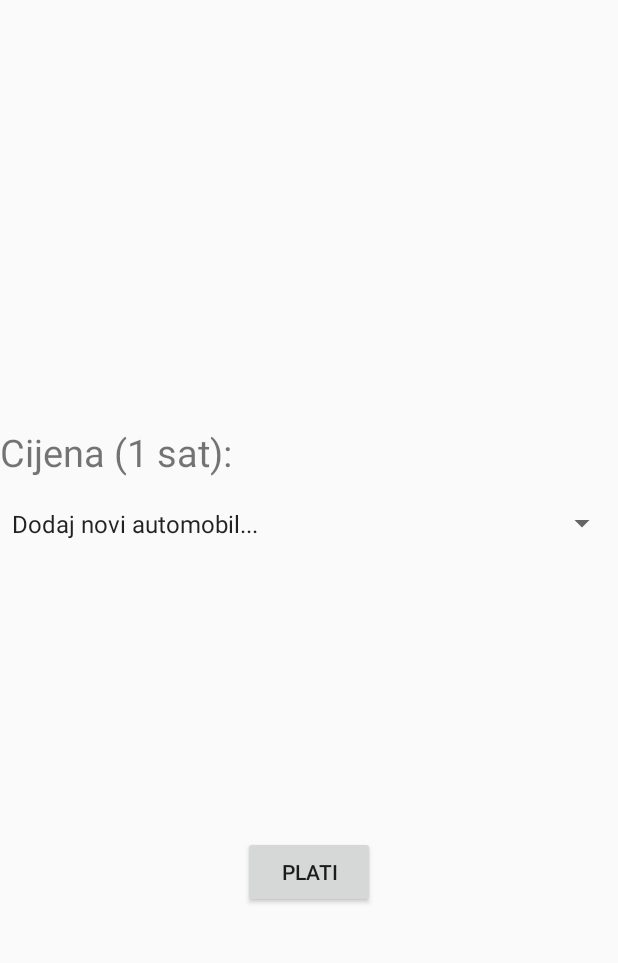
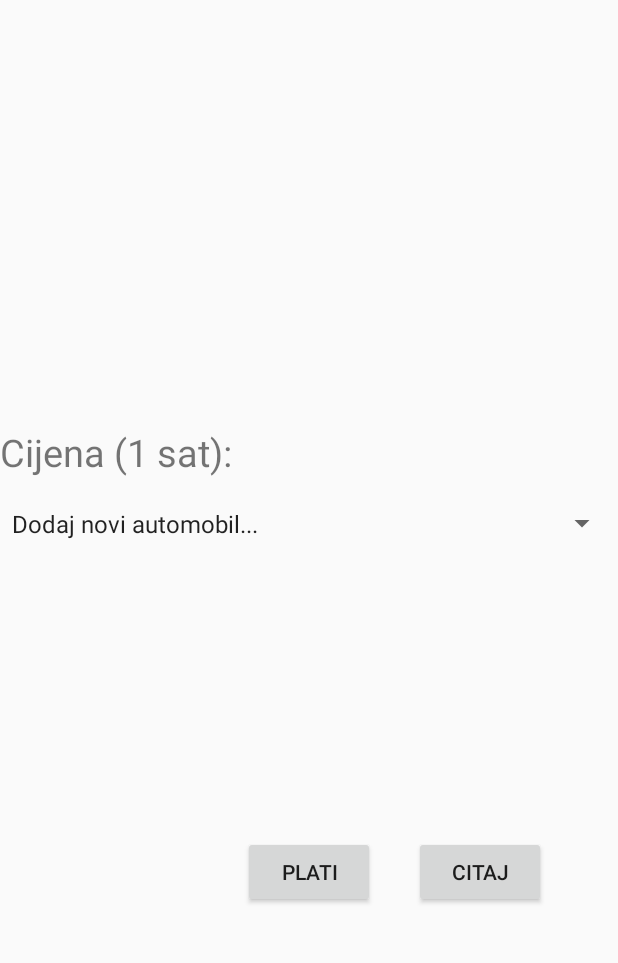
Before and after one commit to ngajski/ZagrebParkingApp, an Android app: the MapActivity screen opened directly, with no data from a screen before it, after a tap on "PLATI", on a phone screen of 412 x 824 dp, the part 53-1016 px from its top. Run offline under Robolectric (Android 15) with nearby library versions, the phone set to English and light mode, and no system bars; our stand-ins replace Firebase (no records; nobody signed in at launch, a user with empty details on screens opened directly).

Commit message:
slanje sms... citanje smsa i gumb za to

```diff
--- a/app/src/main/java/hr/fer/zagrebparkingapp/activities/MapActivity.java
+++ b/app/src/main/java/hr/fer/zagrebparkingapp/activities/MapActivity.java
@@ -1,12 +1,15 @@
 package hr.fer.zagrebparkingapp.activities;
 
+import android.content.ContentResolver;
 import android.content.Context;
 import android.content.Intent;
+import android.database.Cursor;
 import android.graphics.Bitmap;
 import android.graphics.BitmapFactory;
 import android.location.Location;
 import com.google.android.gms.location.LocationListener;
 
+import android.provider.Telephony;
 import android.support.v4.app.FragmentActivity;
 import android.os.Bundle;
 import android.telephony.SmsManager;
@@ -41,6 +44,7 @@ import java.io.BufferedReader;
 import java.io.IOException;
 import java.io.InputStreamReader;
 import java.util.ArrayList;
+import java.util.Calendar;
 import java.util.LinkedList;
 import java.util.List;
 
@@ -60,6 +64,9 @@ public class MapActivity extends FragmentActivity implements OnMapReadyCallback,
     private LatLng latLng;
     private Marker currLocationMarker;
 
+    private String time;
+    private String currentTime;
+
     private double currLat;
     private double currLong;
 
@@ -71,6 +78,7 @@ public class MapActivity extends FragmentActivity implements OnMapReadyCallback,
 
     private TextView priceTextView;
     private Button payButton;
+    private Button readButton;
 
     private boolean isStartup = true;
 
@@ -95,6 +103,7 @@ public class MapActivity extends FragmentActivity implements OnMapReadyCallback,
         zoneTextView = (TextView) findViewById(R.id.zoneEditText);
         priceTextView = (TextView) findViewById(R.id.priceEditText);
         payButton = (Button) findViewById(R.id.payButton);
+        readButton = (Button) findViewById(R.id.readButton);
 
         context = this.getApplicationContext();
 
@@ -118,12 +127,34 @@ public class MapActivity extends FragmentActivity implements OnMapReadyCallback,
 
         garages = new LinkedList<>(Garage.loadCoordinates(context.getAssets()));
 
+        Calendar calendar = Calendar.getInstance();
+
+        currentTime = calendar.get(Calendar.HOUR) + ":" + calendar.get(Calendar.MINUTE);
 
         payButton.setOnClickListener(new View.OnClickListener() {
             @Override
             public void onClick(View v) {
+                try {
+                    generateSMS();
+                } catch (IOException e) {
+                    Toast.makeText(context, "Neuspjelo plaćanje, IOException", Toast.LENGTH_LONG).show();
+                }
             }
         });
+
+
+
+        readButton.setOnClickListener(new View.OnClickListener() {
+            @Override
+            public void onClick(View v) {
+                try {
+                    readSms(context);
+                } catch (Exception e) {
+                    Toast.makeText(context, "Neuspjelo čitanje, IOException", Toast.LENGTH_LONG).show();
+                }
+            }
+        });
+
         carsRef.addValueEventListener(new ValueEventListener() {
             @Override
             public void onDataChange(DataSnapshot dataSnapshot) {
@@ -181,8 +212,8 @@ public class MapActivity extends FragmentActivity implements OnMapReadyCallback,
         }
     }
 
-    /**public String generateSMS() throws IOException{
-        BufferedReader entry = null;
+    public String generateSMS() throws IOException{
+        /**BufferedReader entry = null;
 
          try{
          entry = new BufferedReader(new InputStreamReader(context.getAssets().open("treca.txt")));
@@ -199,7 +230,7 @@ public class MapActivity extends FragmentActivity implements OnMapReadyCallback,
          String maxHour = data[2];
          String message = null; //tu idu tablice auta
 
-
+         **/
         try {
             SmsManager sms = SmsManager.getDefault();
             sms.sendTextMessage("700103", null, "ZG6230DV", null, null);
@@ -210,7 +241,32 @@ public class MapActivity extends FragmentActivity implements OnMapReadyCallback,
 
         return "SMS uspjesno poslan";
     }
-     **/
+
+    public void readSms(Context context) {
+
+        ContentResolver cr = context.getContentResolver();
+        Cursor c = cr.query(Telephony.Sms.CONTENT_URI, null, null, null, null);
+        int totalSMS = 0;
+        if (c != null) {
+            totalSMS = c.getCount();
+            if (c.moveToFirst()) {
+                for (int j = 0; j < totalSMS; j++) {
+                    String number = c.getString(c.getColumnIndexOrThrow(Telephony.Sms.ADDRESS));
+                    if(number.equals("700103")){
+                        String body = c.getString(c.getColumnIndexOrThrow(Telephony.Sms.BODY));
+                        time = body.substring(body.indexOf(':')-2, body.indexOf(':')+3);
+                        Toast.makeText(this, time, Toast.LENGTH_SHORT).show();
+                        break;
+                    }
+                    c.moveToNext();
+                }
+            }
+        } else {
+            Toast.makeText(this, "No message to show!", Toast.LENGTH_SHORT).show();
+        }
+
+
+    }
 
     @Override
     public void onMapReady(GoogleMap googleMap) {
--- a/app/src/main/res/layout/activity_map.xml
+++ b/app/src/main/res/layout/activity_map.xml
@@ -46,6 +46,14 @@
             android:layout_centerHorizontal="true"
             android:layout_centerVertical="true"
             android:text="Plati" />
+        <Button
+            android:id="@+id/readButton"
+            android:layout_width="wrap_content"
+            android:layout_height="wrap_content"
+            android:layout_alignParentEnd="true"
+            android:layout_alignTop="@+id/payButton"
+            android:layout_marginEnd="48dp"
+            android:text="Citaj" />
     </RelativeLayout>
 
 
```
Lines whose indentation alone changed are shown as unchanged.
